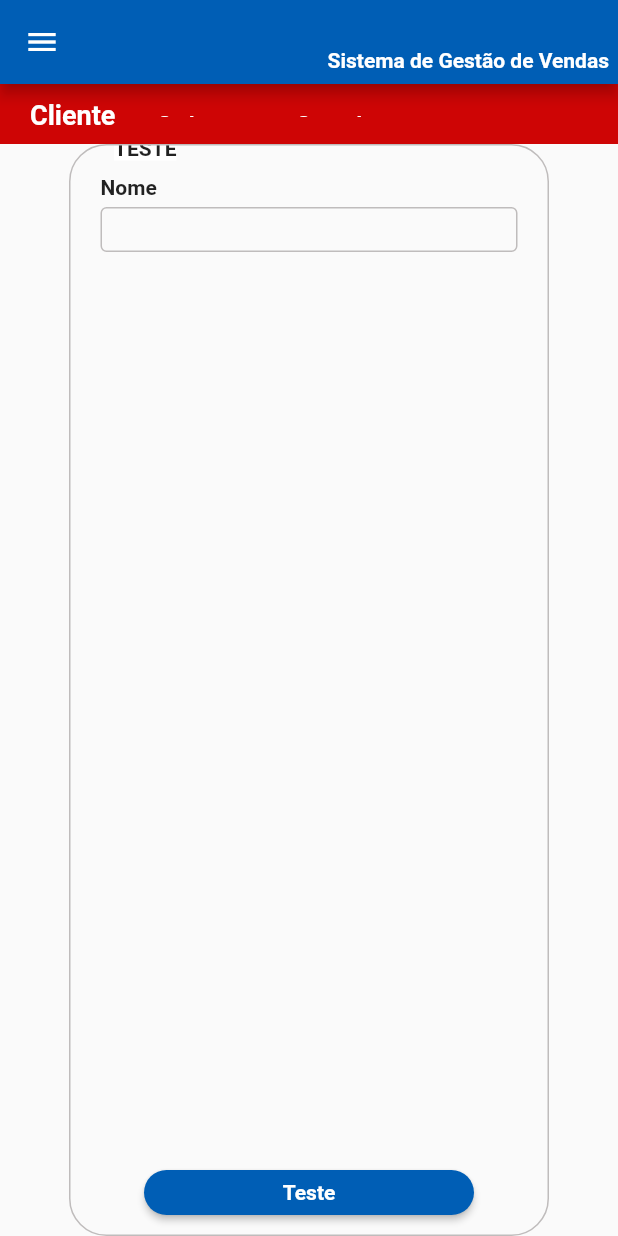
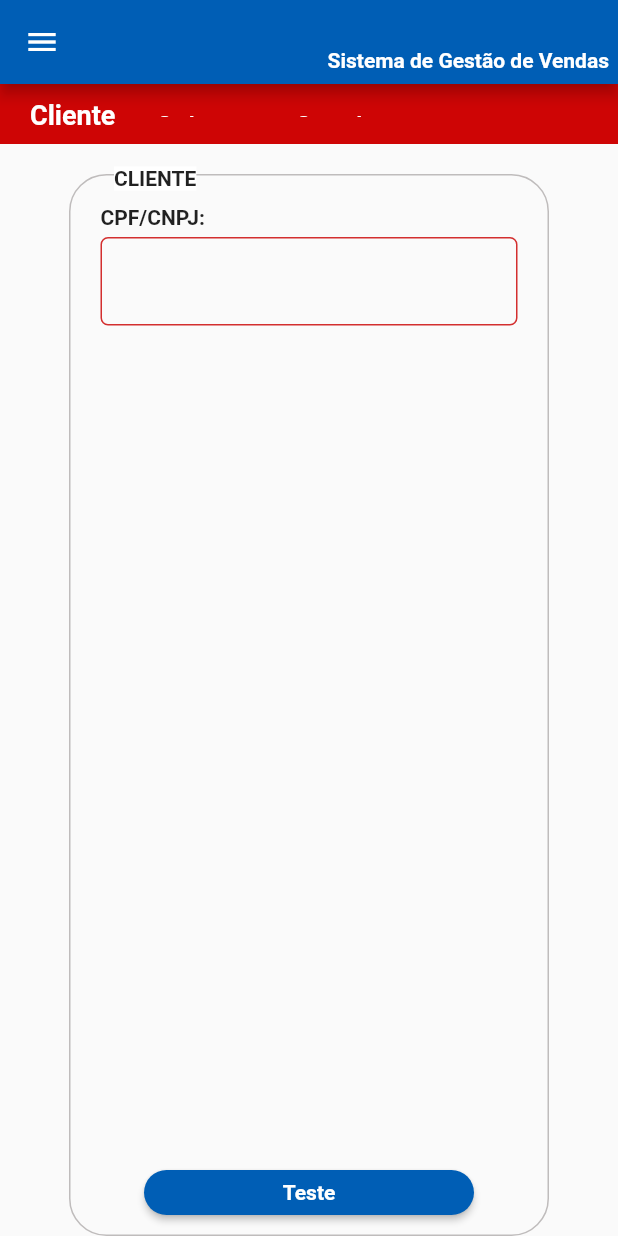
Before and after one commit to tintreinamento/projeto_flutter, a Flutter app: the screen it shows after launch, after a tap on "Teste", on a phone screen of 412 x 824 dp. Run offline on Flutter 3.47's test engine with Material 2 defaults, Android fonts, the phone set to English and light mode, and no system bars; our stand-ins replace brasil_fields; missing offline and left inert: dart:js.

Commit message:
Tarefa: desenvolvimento branch cliente

```diff
--- a/lib/componentes/ButtonComponent.dart
+++ b/lib/componentes/ButtonComponent.dart
@@ -3,8 +3,9 @@ import 'package:projeto_flutter/componentes/TextComponent.dart';
 
 class ButtonComponent extends StatefulWidget {
   var label;
+  var onPressed;
 
-  ButtonComponent({Key? key, this.label}) : super(key: key);
+  ButtonComponent({Key? key, this.label, this.onPressed}) : super(key: key);
 
   @override
   _ButtonComponentState createState() => _ButtonComponentState();
@@ -25,7 +26,9 @@ class _ButtonComponentState extends State<ButtonComponent> {
                   RoundedRectangleBorder(
                 borderRadius: BorderRadius.circular(100),
               ))),
-          onPressed: () {},
+          onPressed: () {
+            widget.onPressed();
+          },
           child: TextComponent(
             label: widget.label,
           ),
--- a/lib/componentes/CardComponent.dart
+++ b/lib/componentes/CardComponent.dart
@@ -16,7 +16,16 @@ class _CardComponentState extends State<CardComponent> {
   @override
   Widget build(BuildContext context) {
     return Stack(
+      overflow: Overflow.visible,
       children: [
+        Container(
+          width: 320.0,
+          padding: EdgeInsets.only(left: 20, top: 20, right: 20),
+          decoration: boxDecorationComponent,
+          child: Center(
+            child: widget.content,
+          ),
+        ),
         Positioned(
             top: -5,
             left: 30,
@@ -26,14 +35,6 @@ class _CardComponentState extends State<CardComponent> {
                 label: widget.label!.toUpperCase(),
               ),
             )),
-        Container(
-          width: 320.0,
-          padding: EdgeInsets.only(left: 20, top: 20, right: 20),
-          decoration: boxDecorationComponent,
-          child: Center(
-            child: widget.content,
-          ),
-        )
       ],
     );
   }
--- a/lib/componentes/InputComponent.dart
+++ b/lib/componentes/InputComponent.dart
@@ -2,17 +2,20 @@ import 'package:flutter/material.dart';
 import 'package:projeto_flutter/componentes/TextFormFieldComponent.dart';
 import 'package:projeto_flutter/componentes/TextComponent.dart';
 import 'package:projeto_flutter/componentes/InputComponent.dart';
+import 'package:flutter/services.dart';
 
 class InputComponent extends StatefulWidget {
   var label;
+  List<TextInputFormatter>? inputFormatter;
   TextEditingController? controller;
   Function? onChange;
   ValueChanged<String>? onFieldSubmitted;
-  Function? validator;
+  FormFieldValidator<String>? validator;
 
   InputComponent(
       {Key? key,
       this.label,
+      this.inputFormatter,
       this.controller,
       this.onChange,
       this.onFieldSubmitted,
@@ -38,6 +41,7 @@ class _InputComponentState extends State<InputComponent> {
               child: Padding(
             padding: EdgeInsets.only(top: 5),
             child: TextFormFieldComponent(
+              inputFormatter: widget.inputFormatter,
               controller: widget.controller,
               onChange: widget.onChange,
               onFieldSubmitted: widget.onFieldSubmitted,
--- a/lib/componentes/TextFormFieldComponent.dart
+++ b/lib/componentes/TextFormFieldComponent.dart
@@ -1,14 +1,17 @@
 import 'package:flutter/material.dart';
+import 'package:flutter/services.dart';
 import 'package:projeto_flutter/componentes/styles.dart';
 
 class TextFormFieldComponent extends StatefulWidget {
+  List<TextInputFormatter>? inputFormatter;
   TextEditingController? controller;
   Function? onChange;
   ValueChanged<String>? onFieldSubmitted;
-  Function? validator;
+  FormFieldValidator<String>? validator;
 
   TextFormFieldComponent(
       {Key? key,
+      this.inputFormatter,
       this.controller,
       this.onFieldSubmitted,
       this.onChange,
@@ -23,17 +26,17 @@ class _TextFormFieldComponentState extends State<TextFormFieldComponent> {
   @override
   Widget build(BuildContext context) {
     return Container(
-      height: 30.0,
       child: TextFormField(
+        inputFormatters: widget.inputFormatter,
         controller: widget.controller,
         decoration: inputDecorationComponent,
         onFieldSubmitted: widget.onFieldSubmitted,
         onChanged: (value) {
-          widget.onChange!();
+          if (widget.onChange != null) {
+            widget.onChange!();
+          }
         },
-        validator: (value) {
-          widget.validator!();
-        },
+        validator: widget.validator,
       ),
     );
   }
--- a/lib/views/cliente/CadastroClienteView.dart
+++ b/lib/views/cliente/CadastroClienteView.dart
@@ -1,4 +1,5 @@
 import 'package:flutter/material.dart';
+import 'package:flutter/services.dart';
 import 'package:projeto_flutter/componentes/AppBarComponent.dart';
 import 'package:projeto_flutter/componentes/ButtonComponent.dart';
 import 'package:projeto_flutter/componentes/CardComponent.dart';
@@ -10,6 +11,9 @@ import 'package:projeto_flutter/componentes/TextComponent.dart';
 
 import 'package:projeto_flutter/componentes/SubMenuComponent.dart';
 
+import 'package:flutter/services.dart';
+import 'package:brasil_fields/brasil_fields.dart';
+
 class ClienteCadastroView extends StatefulWidget {
   const ClienteCadastroView({Key? key}) : super(key: key);
 
@@ -18,7 +22,23 @@ class ClienteCadastroView extends StatefulWidget {
 }
 
 class _ClienteCadastroViewState extends State<ClienteCadastroView> {
+  final _formKeyCliente = GlobalKey<FormState>();
+
+  //Dados de cliente
   final nomeController = TextEditingController();
+  final cpfCnpjController = TextEditingController();
+  final estadoCivilController = TextEditingController();
+  final dataNascimento = TextEditingController();
+  final emailController = TextEditingController();
+  final telefoneController = TextEditingController();
+
+  //Dados de endereço
+  final cepController = TextEditingController();
+  final logradouroController = TextEditingController();
+  final numeroController = TextEditingController();
+  final bairroController = TextEditingController();
+  final cidadeController = TextEditingController();
+  final estadoController = TextEditingController();
 
   pegarNome() {
     print(nomeController.text);
@@ -28,19 +48,56 @@ class _ClienteCadastroViewState extends State<ClienteCadastroView> {
     print(nomeController.text);
   }
 
+  validarVazio(value) {
+    if (value == null || value.isEmpty) {
+      return 'Campo CPF/CNPJ vazio !';
+    }
+  }
+
+  String validarCpfCnpj(cpfCnpj) {
+    if (UtilBrasilFields.removeCaracteres(cpfCnpj).length == 11) {
+      if (UtilBrasilFields.isCPFValido(
+          UtilBrasilFields.removeCaracteres(cpfCnpj))) {
+        return 'CPF inválido !';
+      }
+    }
+    if (UtilBrasilFields.removeCaracteres(cpfCnpj).length == 14) {
+      if (UtilBrasilFields.isCNPJValido(cpfCnpj)) {
+        return 'CNPJ inválido !';
+      }
+    }
+    return "";
+  }
+
+  cadastrarCliente() {
+    if (_formKeyCliente.currentState!.validate()) {
+      //Cadastrar os dados na API
+    }
+  }
+
   @override
   Widget build(BuildContext context) {
-    final context = Column(
+    final formCliente = Form(
+      key: _formKeyCliente,
+      child: Column(
         children: [
           Flexible(
             child: InputComponent(
-            label: 'Nome',
+              label: 'CPF/CNPJ: ',
+              inputFormatter: [
+                FilteringTextInputFormatter.digitsOnly,
+                CpfOuCnpjFormatter()
+              ],
+              controller: cpfCnpjController,
+              validator: validarCpfCnpj,
             ),
           ),
           ButtonComponent(
             label: 'Teste',
+            onPressed: cadastrarCliente,
           )
         ],
+      ),
     );
 
     return Scaffold(
@@ -57,9 +114,18 @@ class _ClienteCadastroViewState extends State<ClienteCadastroView> {
               segundaRota: 'consultar_cliente',
             ),
             Flexible(
+              child: Container(
+                margin: EdgeInsets.only(top: 20),
+                child: Column(
+                  children: [
+                    Flexible(
                       child: CardComponent(
-                label: 'TESTE',
-                content: context,
+                        label: 'Cliente',
+                        content: formCliente,
+                      ),
+                    )
+                  ],
+                ),
               ),
             )
           ],
```
Also changed, not shown: apresentacao/components/button.png (added). Lines whose indentation alone changed are shown as unchanged.
